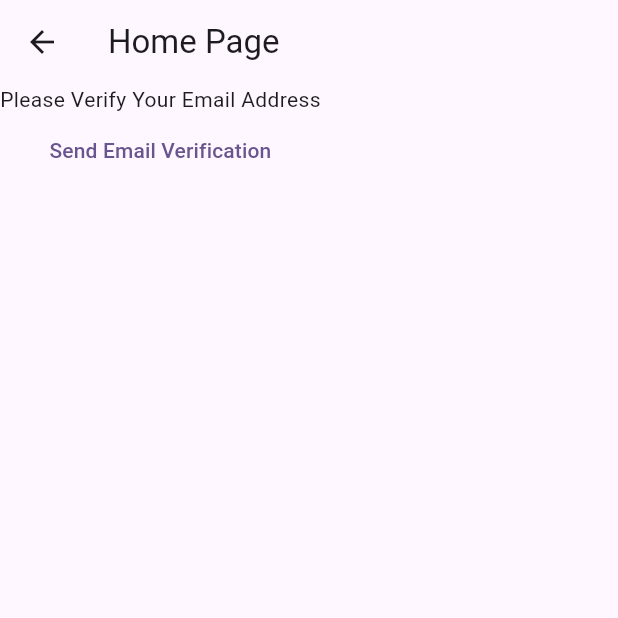
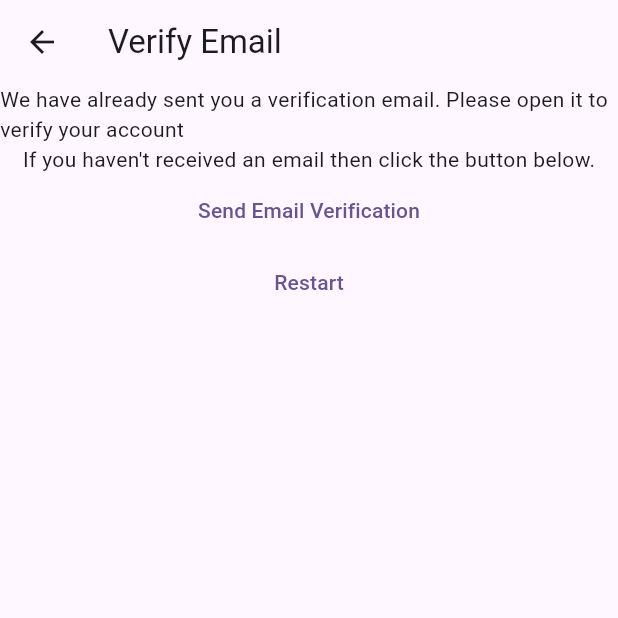
Before and after one commit to Oliver-LK/meNotes-Flutter-Practise, a Flutter app: the VerifyEmailView screen opened directly, on a phone screen of 412 x 824 dp, the top half of it. Run offline on Flutter 3.47's test engine with Material 3 defaults, Android fonts, the light colour scheme and no system bars; our stand-ins replace firebase_auth, firebase_core; accounts and stored records are empty.

Commit message:
Added restart button for registering

```diff
--- a/lib/constants/routes.dart
+++ b/lib/constants/routes.dart
@@ -2,3 +2,4 @@
 const loginRoute = '/login/';
 const registerRoute = '/register/';
 const notesRoute = '/notes/';
+const verifyEmailRoute = '/verify-email/';
--- a/lib/main.dart
+++ b/lib/main.dart
@@ -24,6 +24,7 @@ void main() {
         loginRoute: (context) => const LoginView(),
         registerRoute: (context) => const RegsiterView(),
         notesRoute: (context) => const NotesView(),
+        verifyEmailRoute: (context) => const VerifyEmailView(),
       },
     )
   );
@@ -47,7 +48,7 @@ class HomePage extends StatelessWidget {
 
           if (user != null) {
             if (user.emailVerified == true) {
-              return const NotesView();  // TAke this out and send else where
+              return const NotesView();  // Take this out and send else where
 
             } else {
               return const VerifyEmailView();
--- a/lib/views/login_view.dart
+++ b/lib/views/login_view.dart
@@ -109,7 +109,7 @@ class _LoginViewState extends State<LoginView> {
                   devtools.log(e.code);
                 }
 
-                showErrorDialog(context, message, loginErrorString);
+                await showErrorDialog(context, message, loginErrorString);
                 devtools.log(e.code);
 
               } catch (e) {
--- a/lib/views/verify_email_view.dart
+++ b/lib/views/verify_email_view.dart
@@ -1,5 +1,6 @@
 import 'package:firebase_auth/firebase_auth.dart';
 import 'package:flutter/material.dart';
+import 'package:me_notes/constants/routes.dart';
 
 class VerifyEmailView extends StatefulWidget {
   const VerifyEmailView({super.key});
@@ -13,17 +14,30 @@ class _VerifyEmailViewState extends State<VerifyEmailView> {
   Widget build(BuildContext context) {
     return  Scaffold(
       appBar: AppBar(
-        title: const Text('Home Page'),),
+        title: const Text('Verify Email'),),
 
       body: Column(
         children: [
-          const Text('Please Verify Your Email Address'),
+          const Text('We have already sent you a verification email. Please open it to verify your account'),
+          const Text("If you haven't received an email then click the button below."),
           TextButton(
             onPressed: () async {
               final user = FirebaseAuth.instance.currentUser;
               await user?.sendEmailVerification();
             },
             child: const Text('Send Email Verification')
+          ),
+
+          TextButton(
+            onPressed: () async {
+              await FirebaseAuth.instance.signOut();
+
+              Navigator.of(context).pushNamedAndRemoveUntil(
+                registerRoute,
+                (route) => false
+              );
+            },
+            child: const Text('Restart'),
           )
         ],
       ),
```
Also changed, not shown: lib/views/register_view.dart (+13 -3 lines).
